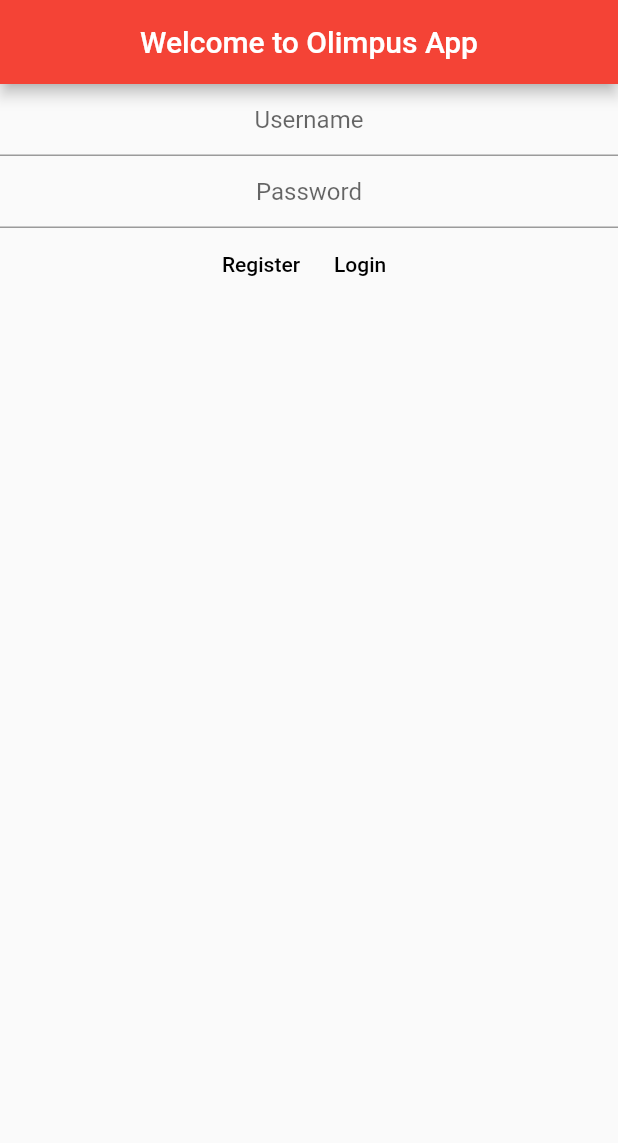
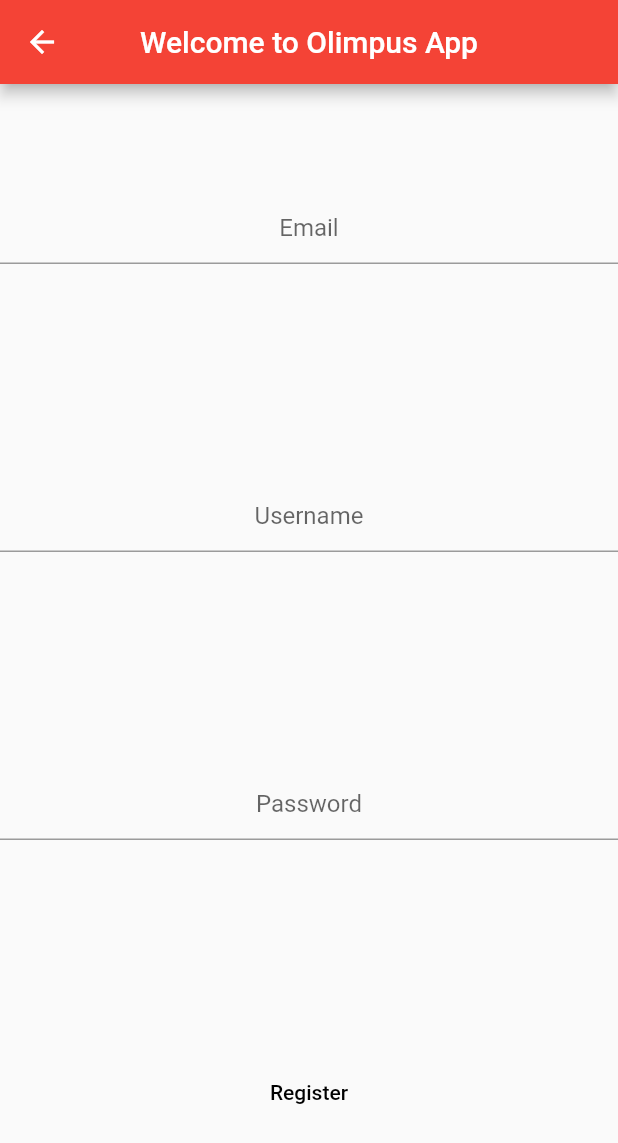
Before and after one commit to JaimeCRDAM/Olimpus, a Flutter app: the screen it shows after launch, after a tap on "Register", on a phone screen of 412 x 824 dp. Shown: the top 1143 px of the screen. Run offline on Flutter 3.47's test engine with Material 2 defaults, Android fonts, the light colour scheme and no system bars.

Commit message:
Primer Commit dev

```diff
--- /dev/null
+++ b/lib/Pages/SignUp.dart
@@ -0,0 +1,70 @@
+import 'package:flutter/material.dart';
+
+class SignUpPage extends StatefulWidget {
+  const SignUpPage({Key? key}) : super(key: key);
+
+  @override
+  State<SignUpPage> createState() => SignUp();
+}
+
+class SignUp extends State<SignUpPage> {
+
+
+  late final TextEditingController _email;
+  late final TextEditingController _username;
+  late final TextEditingController _password;
+
+  @override
+  void initState() {
+    _email = TextEditingController();
+    _username = TextEditingController();
+    _password = TextEditingController();
+    super.initState();
+  }
+
+  @override
+  Widget build(BuildContext context) {
+    return Scaffold(
+        appBar: AppBar(
+          title: const Text("Welcome to Olimpus App"),
+          centerTitle: true,
+        ),
+        body: Column(
+          mainAxisAlignment: MainAxisAlignment.spaceAround,
+          crossAxisAlignment: CrossAxisAlignment.center,
+          children: [
+            TextField(
+              controller: _password,
+              decoration: const InputDecoration(
+                  hintText: "Email"
+              ),
+              textAlign: TextAlign.center,
+            ),
+            TextField(
+              controller: _username,
+              decoration: const InputDecoration(
+                hintText: "Username",
+              ),
+              textAlign: TextAlign.center,
+            ),
+            TextField(
+              controller: _password,
+              decoration: const InputDecoration(
+                  hintText: "Password"
+              ),
+              textAlign: TextAlign.center,
+            ),
+            TextButton(
+              onPressed: () async {
+                    (){};
+              },
+              child: const Text("Register",
+                  style: TextStyle(
+                    color: Colors.black,
+                  )
+              ),
+            ),
+        ])
+    );
+  }
+}
--- a/lib/main.dart
+++ b/lib/main.dart
@@ -1,5 +1,7 @@
 import 'package:flutter/material.dart';
 import 'package:http/http.dart';
+
+import 'Pages/SignUp.dart';
 
 void main() {
   runApp( const MyApp());
@@ -17,6 +19,9 @@
         primarySwatch: Colors.red,
       ),
       home: const HomePage(),
+      routes: <String, WidgetBuilder>{
+        '/signup': (BuildContext context) => const SignUpPage(),
+      },
     );
   }
 }
@@ -68,7 +73,7 @@
             children: [
               TextButton(
                 onPressed: () async {
-                  print("a");
+                  Navigator.of(context).pushNamed('/signup');
                   },
                 child: const Text("Register",
                   style: TextStyle(
--- /dev/null
+++ b/lib/services/UserService.dart
@@ -0,0 +1,5 @@
+import '../models/Human.dart';
+
+abstract class UserService {
+  Future<void> registerUser(Human human);
+}
--- a/pubspec.yaml
+++ b/pubspec.yaml
@@ -32,6 +32,7 @@
   flutter:
     sdk: flutter
   http: ^0.13.5
+  json_annotation: ^4.7.0
 
 
   # The following adds the Cupertino Icons font to your application.
@@ -41,6 +42,8 @@
 dev_dependencies:
   flutter_test:
     sdk: flutter
+  build_runner: ^2.3.2
+  json_serializable: ^6.5.4
 
   # The "flutter_lints" package below contains a set of recommended lints to
   # encourage good coding practices. The lint set provided by the package is
```
Also changed, not shown: lib/models/Human.dart (added, +19 -0 lines), lib/services/UserServiceImpl.dart (added, +15 -0 lines), lib/models/Human.g.dart (added), pubspec.lock.
